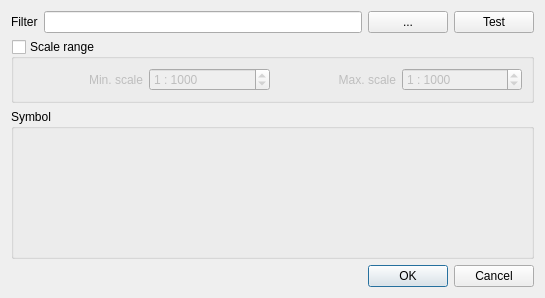
sourcepole/qgis, file qgis/src/ui/qgsrendererrulepropsdialogbase.ui: the form before one commit.
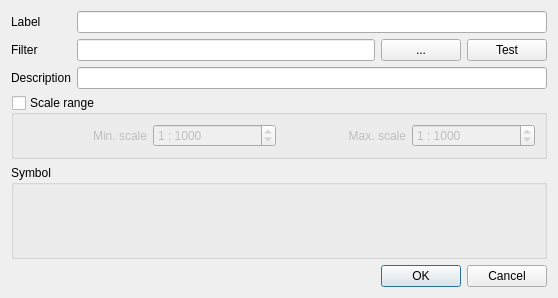
The form after the commit.

Commit message: [FEATURE] Labels for rules in rule-based renderers and some other goodies. Applied patch #3222 from Mayeul Kauffmann with various modifications.

The edit to the form file:
```diff
--- a/qgis/src/ui/qgsrendererrulepropsdialogbase.ui
+++ b/qgis/src/ui/qgsrendererrulepropsdialogbase.ui
@@ -6,7 +6,7 @@
    <rect>
     <x>0</x>
     <y>0</y>
-    <width>545</width>
+    <width>558</width>
     <height>298</height>
    </rect>
   </property>
@@ -15,17 +15,26 @@
   </property>
   <layout class="QVBoxLayout" name="verticalLayout">
    <item>
-    <layout class="QHBoxLayout" name="horizontalLayout">
-     <property name="rightMargin">
-      <number>0</number>
-     </property>
-     <item>
+    <layout class="QFormLayout" name="formLayout">
+     <item row="0" column="0">
+      <widget class="QLabel" name="label">
+       <property name="text">
+        <string>Label</string>
+       </property>
+      </widget>
+     </item>
+     <item row="0" column="1">
+      <widget class="QLineEdit" name="editLabel"/>
+     </item>
+     <item row="1" column="0">
       <widget class="QLabel" name="label">
        <property name="text">
         <string>Filter</string>
        </property>
       </widget>
      </item>
+     <item row="1" column="1">
+      <layout class="QHBoxLayout" name="horizontalLayout">
      <item>
       <widget class="QLineEdit" name="editFilter"/>
      </item>
@@ -51,6 +60,18 @@
      </item>
     </layout>
    </item>
+     <item row="2" column="0">
+      <widget class="QLabel" name="label_4">
+       <property name="text">
+        <string>Description</string>
+       </property>
+      </widget>
+     </item>
+     <item row="2" column="1">
+      <widget class="QLineEdit" name="editDescription"/>
+     </item>
+    </layout>
+   </item>
    <item>
     <widget class="QGroupBox" name="groupScale">
      <property name="title">
```
Left out of the diff: 11 changed lines with no effect on the pictures. Lines whose indentation alone changed are shown as unchanged. The commit also changes 5 other files.
